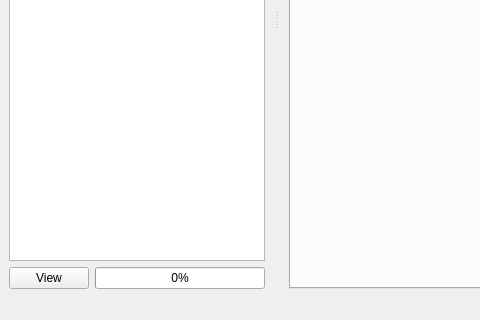
Before: the Qt Designer form MainWindow.ui in hmeyer/perfusionkit, drawn with Qt 5; both pictures show x 0 to 480 and y 280 to 600 of the 1000 by 600 pixel window.
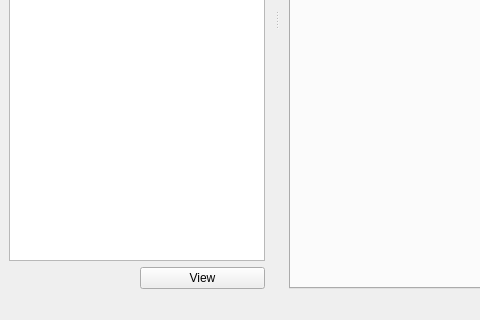
After: the same form once the commit is applied. Custom widgets are drawn as their Qt base class.

Commit message: verbose Loading (Progress Dialogs)

```diff
--- a/MainWindow.ui
+++ b/MainWindow.ui
@@ -130,7 +130,7 @@
        </property>
       </widget>
      </item>
-     <item row="1" column="0">
+     <item row="1" column="1">
       <widget class="QPushButton" name="viewButton">
        <property name="sizePolicy">
         <sizepolicy hsizetype="Minimum" vsizetype="Fixed">
@@ -146,28 +146,6 @@
        </property>
       </widget>
      </item>
-     <item row="1" column="1">
-      <widget class="QProgressBar" name="progressBar">
-       <property name="enabled">
-        <bool>true</bool>
-       </property>
-       <property name="sizePolicy">
-        <sizepolicy hsizetype="Expanding" vsizetype="Fixed">
-         <horstretch>5</horstretch>
-         <verstretch>0</verstretch>
-        </sizepolicy>
-       </property>
-       <property name="autoFillBackground">
-        <bool>false</bool>
-       </property>
-       <property name="value">
-        <number>0</number>
-       </property>
-       <property name="textVisible">
-        <bool>true</bool>
-       </property>
-      </widget>
-     </item>
     </layout>
    </widget>
   </widget>
```
The commit also changes 6 other files.
